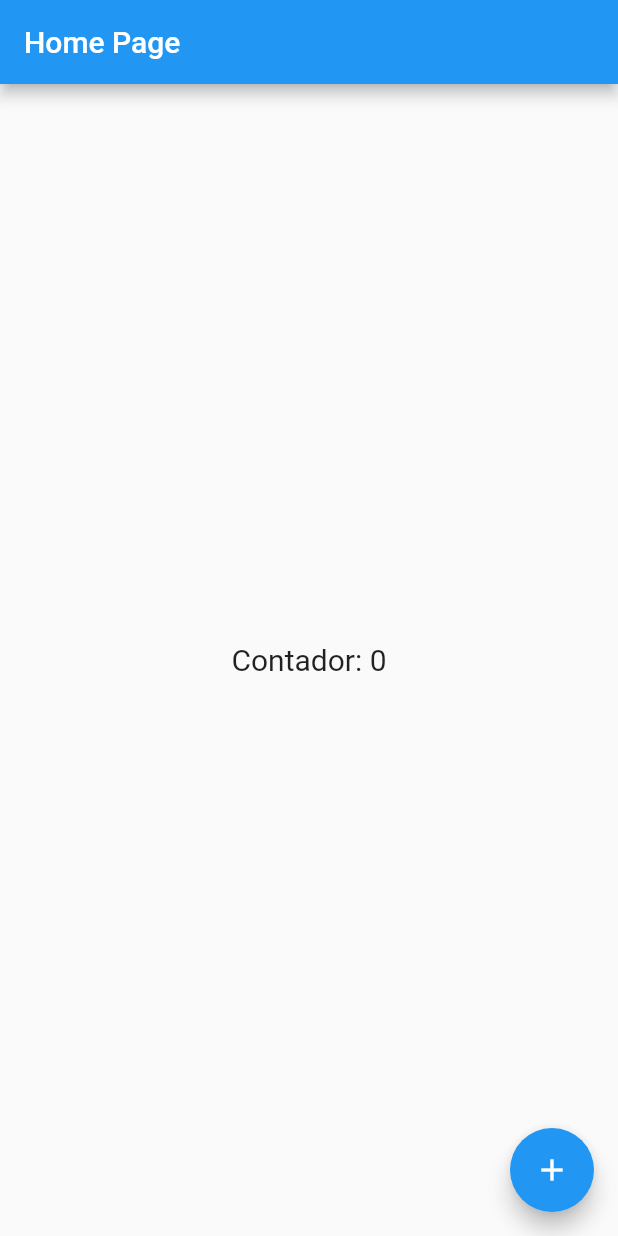
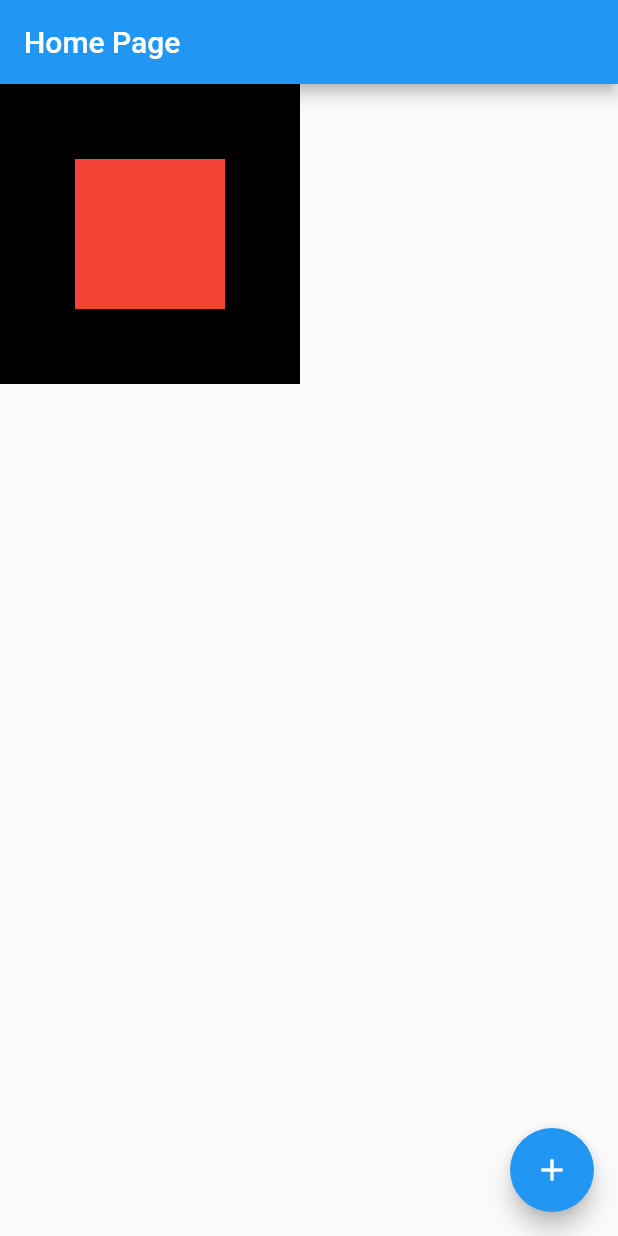
Before and after one commit to fasdacombr/Flutter, a Flutter app: the screen it shows after launch, on a phone screen of 412 x 824 dp. Run offline on Flutter 3.47's test engine with Material 2 defaults, Android fonts, the light colour scheme and no system bars.

Commit message:
Single Render e Multi Render

```diff
--- a/lib/home_page.dart
+++ b/lib/home_page.dart
@@ -18,19 +18,16 @@ class HomePageState extends State<HomePage> {
           'Home Page',
         ),
       ),
-      body: Center(
-        child: GestureDetector(
-          child: Text(
-            'Contador: $counter',
-            style: const TextStyle(
-              fontSize: 20,
-            ),
+      body: Container(
+        height: 200,
+        width: 200,
+        color: Colors.black,
+        child: Center(
+          child: Container(
+            height: 100,
+            width: 100,
+            color: Colors.red,
           ),
-          onTap: () {
-            setState(() {
-              counter++;
-            });
-          },
         ),
       ),
       floatingActionButton: FloatingActionButton(
```
